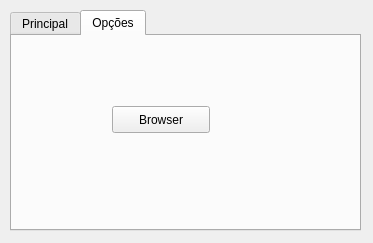
Above: Widget/TimeTracker/mainwidget.ui from inspira/timely before the change. Below: the same form after it.
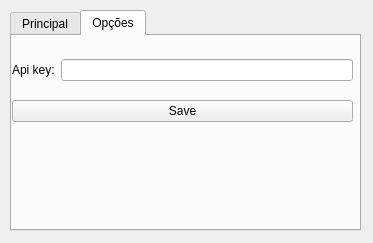
That is the form after the change. The open tabs and pages were chosen to show the change. Icons and pictures are not drawn.

```diff
--- a/Widget/TimeTracker/mainwidget.ui
+++ b/Widget/TimeTracker/mainwidget.ui
@@ -102,18 +102,38 @@
     <attribute name="title">
      <string>Opções</string>
     </attribute>
-    <widget class="QPushButton" name="btnBrowser">
+    <widget class="QWidget" name="verticalLayoutWidget_2">
      <property name="geometry">
       <rect>
-       <x>100</x>
-       <y>70</y>
-       <width>98</width>
-       <height>27</height>
+       <x>0</x>
+       <y>10</y>
+       <width>341</width>
+       <height>91</height>
       </rect>
      </property>
-     <property name="text">
-      <string>Browser</string>
-     </property>
+     <layout class="QVBoxLayout" name="verticalLayout_2">
+      <item>
+       <layout class="QHBoxLayout" name="horizontalLayout">
+        <item>
+         <widget class="QLabel" name="label_2">
+          <property name="text">
+           <string>Api key:</string>
+          </property>
+         </widget>
+        </item>
+        <item>
+         <widget class="QLineEdit" name="txtApiKey"/>
+        </item>
+       </layout>
+      </item>
+      <item>
+       <widget class="QPushButton" name="btnSaveConfiguration">
+        <property name="text">
+         <string>Save</string>
+        </property>
+       </widget>
+      </item>
+     </layout>
     </widget>
    </widget>
   </widget>
```
Left out of the diff: 2 changed lines with no effect on the pictures.
